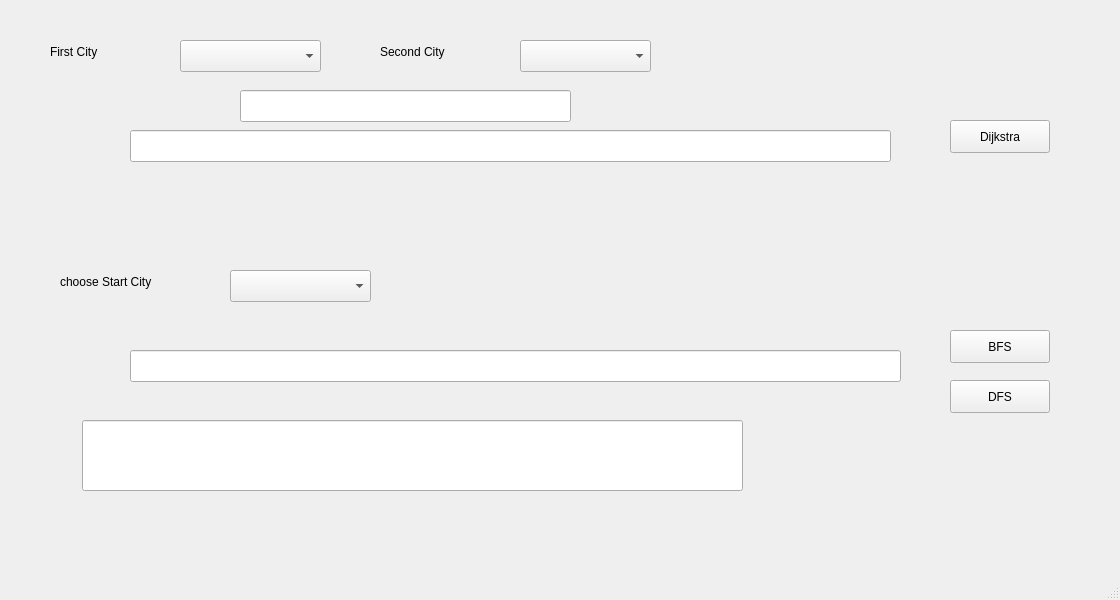
ziaddevv/Guide_Me_Path_Finder, file ui/mainwindow.ui: the form before one commit.
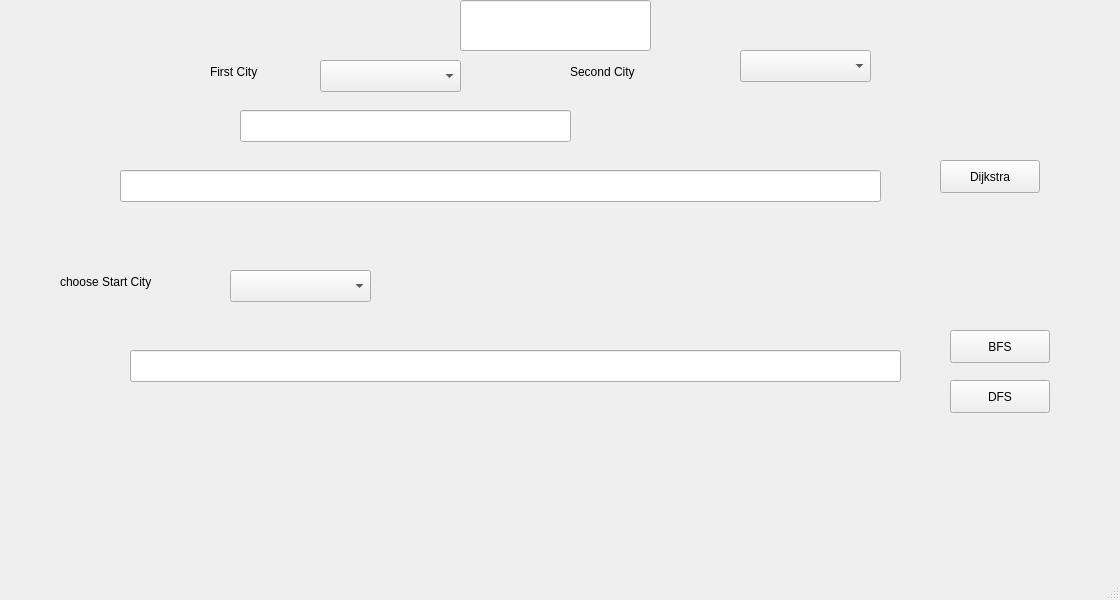
The form after the commit.

Diff of the .ui file:
```diff
--- a/ui/mainwindow.ui
+++ b/ui/mainwindow.ui
@@ -17,8 +17,8 @@
    <widget class="QLabel" name="firstCityLbl">
     <property name="geometry">
      <rect>
-      <x>50</x>
-      <y>40</y>
+      <x>210</x>
+      <y>60</y>
       <width>71</width>
       <height>24</height>
      </rect>
@@ -30,8 +30,8 @@
    <widget class="QLabel" name="secondcityLbl">
     <property name="geometry">
      <rect>
-      <x>380</x>
-      <y>40</y>
+      <x>570</x>
+      <y>60</y>
       <width>111</width>
       <height>24</height>
      </rect>
@@ -43,8 +43,8 @@
    <widget class="QComboBox" name="FirstCityCmb">
     <property name="geometry">
      <rect>
-      <x>180</x>
-      <y>40</y>
+      <x>320</x>
+      <y>60</y>
       <width>141</width>
       <height>32</height>
      </rect>
@@ -53,8 +53,8 @@
    <widget class="QComboBox" name="secondCityCmb">
     <property name="geometry">
      <rect>
-      <x>520</x>
-      <y>40</y>
+      <x>740</x>
+      <y>50</y>
       <width>131</width>
       <height>32</height>
      </rect>
@@ -89,8 +89,8 @@
    <widget class="QPushButton" name="dijkstraBtn">
     <property name="geometry">
      <rect>
-      <x>950</x>
-      <y>120</y>
+      <x>940</x>
+      <y>160</y>
       <width>100</width>
       <height>33</height>
      </rect>
@@ -102,8 +102,8 @@
    <widget class="QLineEdit" name="resultText">
     <property name="geometry">
      <rect>
-      <x>130</x>
-      <y>130</y>
+      <x>120</x>
+      <y>170</y>
       <width>761</width>
       <height>32</height>
      </rect>
@@ -113,7 +113,7 @@
     <property name="geometry">
      <rect>
       <x>240</x>
-      <y>90</y>
+      <y>110</y>
       <width>331</width>
       <height>32</height>
      </rect>
@@ -155,10 +155,10 @@
    <widget class="QLineEdit" name="lineEdit">
     <property name="geometry">
      <rect>
-      <x>82</x>
-      <y>420</y>
-      <width>661</width>
-      <height>71</height>
+      <x>460</x>
+      <y>0</y>
+      <width>191</width>
+      <height>51</height>
      </rect>
     </property>
    </widget>
```
